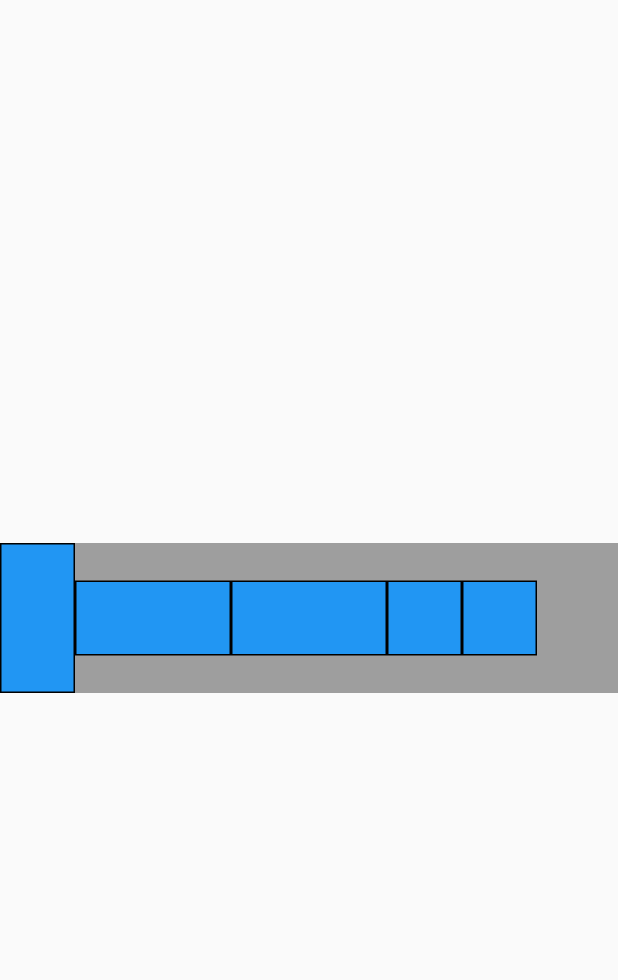
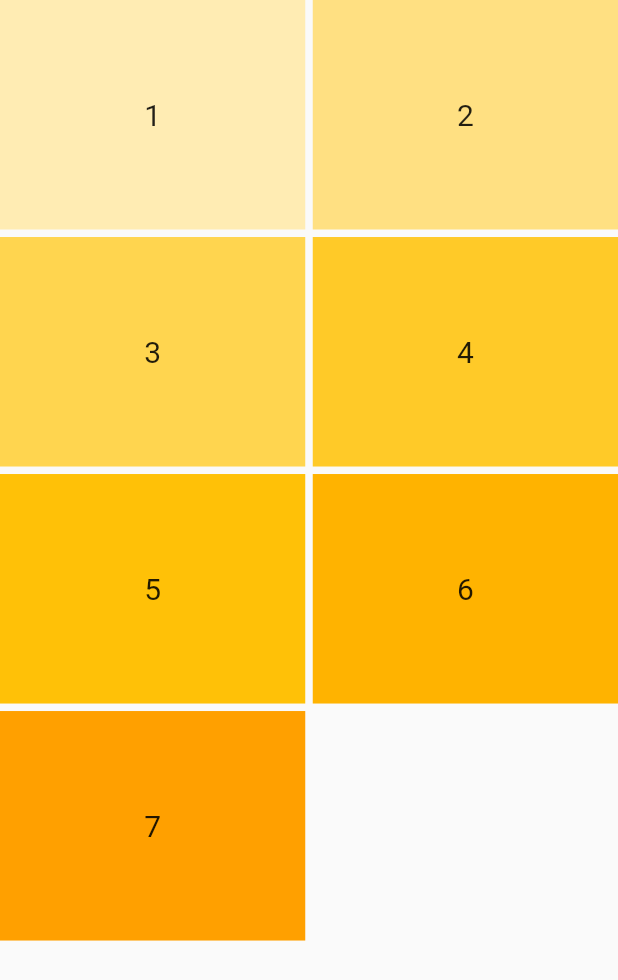
Before and after one commit to ryanseptiyanto/pm_pert2_0872, a Flutter app: the screen it shows after launch, on a phone screen of 412 x 824 dp. Shown: the top 980 px of the screen. Run offline on Flutter 3.47's test engine with Material 2 defaults, Android fonts, the phone set to English and light mode, and no system bars.

Commit message:
menambah gridview

```diff
--- /dev/null
+++ b/lib/gridview.dart
@@ -0,0 +1,127 @@
+import 'package:flutter/material.dart';
+
+// class MyGridview extends StatelessWidget {
+//   const MyGridview({ Key? key }) : super(key: key);
+
+//   @override
+//   Widget build(BuildContext context) {
+//     return Scaffold(
+//       body: SafeArea(
+//         child: GridView.count(
+//           crossAxisCount: 2,
+//           crossAxisSpacing: 5,
+//           mainAxisSpacing: 5,
+//           children: [
+//             Container(
+//               color: Colors.amber[100],
+//               child: const Center(
+//                 child: Text("1", style: TextStyle(fontSize: 20)),
+//               ),
+//             ),
+//             Container(
+//               color: Colors.amber[200],
+//               child: const Center(
+//                 child: Text("2", style: TextStyle(fontSize: 20)),
+//               ),
+//             ),
+//             Container(
+//               color: Colors.amber[300],
+//               child: const Center(
+//                 child: Text("3", style: TextStyle(fontSize: 20)),
+//               ),
+//             ),
+//             Container(
+//               color: Colors.amber[400],
+//               child: const Center(
+//                 child: Text("4", style: TextStyle(fontSize: 20)),
+//               ),
+//             ),
+//             Container(
+//               color: Colors.amber[500],
+//               child: const Center(
+//                 child: Text("5", style: TextStyle(fontSize: 20)),
+//               ),
+//             ),
+//             Container(
+//               color: Colors.amber[600],
+//               child: const Center(
+//                 child: Text("6", style: TextStyle(fontSize: 20)),
+//               ),
+//             ),
+//             Container(
+//               color: Colors.amber[700],
+//               child: const Center(
+//                 child: Text("7", style: TextStyle(fontSize: 20)),
+//               ),
+//             ),
+//           ],
+//         ),
+//       ),
+//     );
+//   }
+// }
+
+// Extract Widget Container
+class MyGridview extends StatelessWidget {
+  // final List<int> _colors = [100,200,300,400,500,600,700];
+  const MyGridview({ Key? key }) : super(key: key);
+
+  @override
+  Widget build(BuildContext context) {
+    return Scaffold(
+      body: SafeArea(
+        child: GridView.count(
+          crossAxisCount: 2,
+          crossAxisSpacing: 5,
+          mainAxisSpacing: 5,
+          childAspectRatio: 1.33,
+          children: [
+            MyGrid(text: "1", color: Colors.amber[100]),
+            MyGrid(text: "2", color: Colors.amber[200]),
+            MyGrid(text: "3", color: Colors.amber[300]),
+            MyGrid(text: "4", color: Colors.amber[400]),
+            MyGrid(text: "5", color: Colors.amber[500]),
+            MyGrid(text: "6", color: Colors.amber[600]),
+            MyGrid(text: "7", color: Colors.amber[700]),
+          ],
+        ),
+
+        // child: GridView.builder(
+        //   itemCount: _colors.length,
+        //   gridDelegate: const SliverGridDelegateWithFixedCrossAxisCount(
+        //     crossAxisCount: 2,
+        //     crossAxisSpacing: 5,
+        //     mainAxisSpacing: 5,
+        //   ),
+        //   itemBuilder: (BuildContext context, int index){
+        //     return MyGrid(
+        //       text: (index + 1).toString(),
+        //       color: Colors.amber[_colors[index]],
+        //     );
+        //   },
+        // ),
+
+      ),
+    );
+  }
+}
+
+class MyGrid extends StatelessWidget {
+  final String text;
+  final Color? color;
+  const MyGrid({
+    Key? key,
+    required this.text,
+    required this.color,
+  }) : super(key: key);
+
+  @override
+  Widget build(BuildContext context) {
+    return Container(
+      color: color,
+      child: Center(
+        child: Text(text, style: const TextStyle(fontSize: 20)),
+      ),
+    );
+  }
+}
--- a/lib/main.dart
+++ b/lib/main.dart
@@ -1,9 +1,10 @@
 import 'package:flutter/material.dart';
 // import '../listview.dart';
+import '../gridview.dart';
 // import '../row.dart';
 // import '../column.dart';
 // import '../expanded.dart';
-import '../flexible.dart';
+// import '../flexible.dart';
 
 void main() {
   runApp(const MyApp());
@@ -16,7 +17,7 @@ class MyApp extends StatelessWidget {
   Widget build(BuildContext context) {
     return const MaterialApp(
       debugShowCheckedModeBanner: false,
-      home: MyFlexible(),
+      home: MyGridview(),
     );
   }
 }
```
Also changed, not shown: lib/listview.dart (+32 -29 lines).
